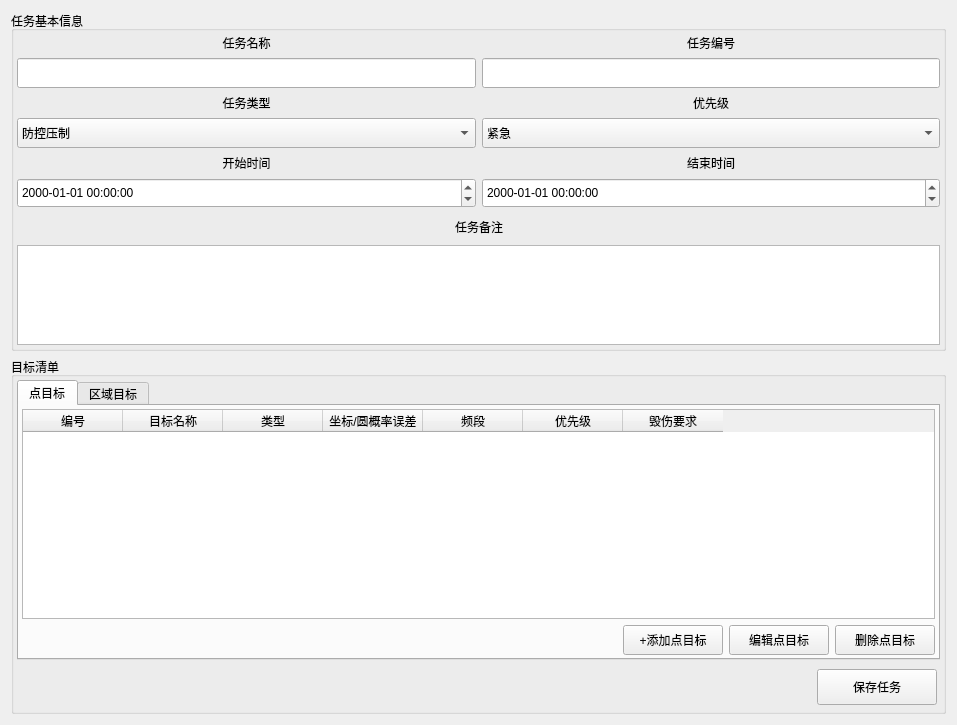
First picture: the form in source/01-TaskPlan/RZSetTaskPlan.ui, repository jackstraw1112/Dronesoft, before the edit.
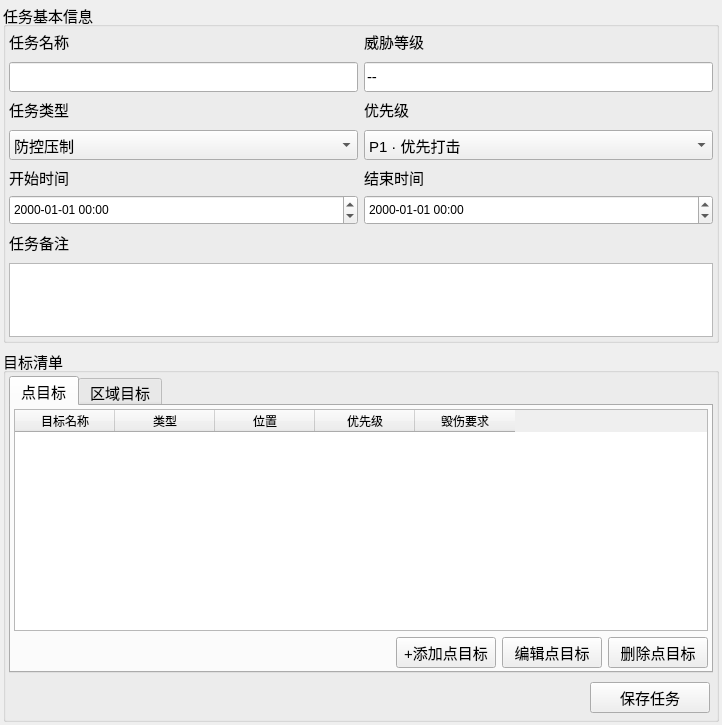
Second picture: the form after the edit. The open tabs and pages were chosen to show the change.

Commit message: 完成对协同任务进行添加、删除，以及样式调整

Patch:
```diff
--- a/source/01-TaskPlan/RZSetTaskPlan.ui
+++ b/source/01-TaskPlan/RZSetTaskPlan.ui
@@ -6,7 +6,7 @@
    <rect>
     <x>0</x>
     <y>0</y>
-    <width>957</width>
+    <width>722</width>
     <height>725</height>
    </rect>
   </property>
@@ -14,6 +14,18 @@
    <string>AddOrEditTaskplan</string>
   </property>
   <layout class="QVBoxLayout" name="mainLy">
+   <property name="leftMargin">
+    <number>3</number>
+   </property>
+   <property name="topMargin">
+    <number>3</number>
+   </property>
+   <property name="rightMargin">
+    <number>3</number>
+   </property>
+   <property name="bottomMargin">
+    <number>3</number>
+   </property>
    <item>
     <widget class="QGroupBox" name="taskBasicInfoGb">
      <property name="minimumSize">
@@ -28,6 +40,11 @@
        <height>340</height>
       </size>
      </property>
+     <property name="font">
+      <font>
+       <pointsize>11</pointsize>
+      </font>
+     </property>
      <property name="title">
       <string>任务基本信息</string>
      </property>
@@ -50,13 +67,21 @@
          <layout class="QGridLayout" name="basicInfoGridLy">
           <item row="0" column="0">
            <layout class="QVBoxLayout" name="taskNameColumnLy">
+            <property name="spacing">
+             <number>9</number>
+            </property>
             <item>
-             <widget class="QLabel" name="taskNameLbl">
+             <widget class="QLabel" name="lblTaskName">
+              <property name="font">
+               <font>
+                <pointsize>11</pointsize>
+               </font>
+              </property>
               <property name="text">
                <string>任务名称</string>
               </property>
               <property name="alignment">
-               <set>Qt::AlignCenter</set>
+               <set>Qt::AlignLeading|Qt::AlignLeft|Qt::AlignVCenter</set>
               </property>
              </widget>
             </item>
@@ -68,6 +93,11 @@
                 <height>30</height>
                </size>
               </property>
+              <property name="font">
+               <font>
+                <pointsize>11</pointsize>
+               </font>
+              </property>
               <property name="text">
                <string/>
               </property>
@@ -76,14 +106,22 @@
            </layout>
           </item>
           <item row="0" column="1">
-           <layout class="QVBoxLayout" name="taskIdColumnLy">
+           <layout class="QVBoxLayout" name="threatLevelColumnLy">
+            <property name="spacing">
+             <number>9</number>
+            </property>
             <item>
-             <widget class="QLabel" name="taskIdLbl">
+             <widget class="QLabel" name="lblThreatLevelTitle">
+              <property name="font">
+               <font>
+                <pointsize>11</pointsize>
+               </font>
+              </property>
               <property name="text">
-               <string>任务编号</string>
+               <string>威胁等级</string>
               </property>
               <property name="alignment">
-               <set>Qt::AlignCenter</set>
+               <set>Qt::AlignLeading|Qt::AlignLeft|Qt::AlignVCenter</set>
               </property>
              </widget>
             </item>
@@ -95,8 +133,16 @@
                 <height>30</height>
                </size>
               </property>
+              <property name="font">
+               <font>
+                <pointsize>11</pointsize>
+               </font>
+              </property>
               <property name="text">
-               <string/>
+               <string>--</string>
+              </property>
+              <property name="readOnly">
+               <bool>true</bool>
               </property>
              </widget>
             </item>
@@ -104,13 +150,21 @@
           </item>
           <item row="1" column="0">
            <layout class="QVBoxLayout" name="taskTypeColumnLy">
+            <property name="spacing">
+             <number>9</number>
+            </property>
             <item>
-             <widget class="QLabel" name="taskTypeLbl">
+             <widget class="QLabel" name="lblTaskType">
+              <property name="font">
+               <font>
+                <pointsize>11</pointsize>
+               </font>
+              </property>
               <property name="text">
                <string>任务类型</string>
               </property>
               <property name="alignment">
-               <set>Qt::AlignCenter</set>
+               <set>Qt::AlignLeading|Qt::AlignLeft|Qt::AlignVCenter</set>
               </property>
              </widget>
             </item>
@@ -122,6 +176,11 @@
                 <height>30</height>
                </size>
               </property>
+              <property name="font">
+               <font>
+                <pointsize>11</pointsize>
+               </font>
+              </property>
               <property name="currentIndex">
                <number>0</number>
               </property>
@@ -141,30 +200,49 @@
           </item>
           <item row="1" column="1">
            <layout class="QVBoxLayout" name="priorityColumnLy">
+            <property name="spacing">
+             <number>9</number>
+            </property>
             <item>
-             <widget class="QLabel" name="priorityLbl">
+             <widget class="QLabel" name="lblPriority">
+              <property name="font">
+               <font>
+                <pointsize>11</pointsize>
+               </font>
+              </property>
               <property name="text">
                <string>优先级</string>
               </property>
               <property name="alignment">
-               <set>Qt::AlignCenter</set>
+               <set>Qt::AlignLeading|Qt::AlignLeft|Qt::AlignVCenter</set>
               </property>
              </widget>
             </item>
             <item>
-             <widget class="QComboBox" name="priorityCombo">
+             <widget class="QComboBox" name="cmbPriority">
+              <property name="sizePolicy">
+               <sizepolicy hsizetype="Expanding" vsizetype="Fixed">
+                <horstretch>0</horstretch>
+                <verstretch>0</verstretch>
+               </sizepolicy>
+              </property>
               <property name="minimumSize">
                <size>
                 <width>0</width>
                 <height>30</height>
                </size>
               </property>
+              <property name="font">
+               <font>
+                <pointsize>11</pointsize>
+               </font>
+              </property>
               <property name="currentIndex">
                <number>0</number>
               </property>
               <item>
                <property name="text">
-                <string>紧急</string>
+                <string>P1 · 优先打击</string>
                </property>
               </item>
               <item>
@@ -188,12 +266,17 @@
           <item>
            <layout class="QVBoxLayout" name="startTimeColumnLy">
             <item>
-             <widget class="QLabel" name="startTimeLbl">
+             <widget class="QLabel" name="lblStartTime">
+              <property name="font">
+               <font>
+                <pointsize>11</pointsize>
+               </font>
+              </property>
               <property name="text">
                <string>开始时间</string>
               </property>
               <property name="alignment">
-               <set>Qt::AlignCenter</set>
+               <set>Qt::AlignLeading|Qt::AlignLeft|Qt::AlignVCenter</set>
               </property>
              </widget>
             </item>
@@ -205,8 +288,13 @@
                 <height>30</height>
                </size>
               </property>
+              <property name="font">
+               <font>
+                <pointsize>9</pointsize>
+               </font>
+              </property>
               <property name="displayFormat">
-               <string>yyyy-MM-dd HH:mm:ss</string>
+               <string>yyyy-MM-dd HH:mm</string>
               </property>
              </widget>
             </item>
@@ -215,12 +303,17 @@
           <item>
            <layout class="QVBoxLayout" name="endTimeColumnLy">
             <item>
-             <widget class="QLabel" name="endTimeLbl">
+             <widget class="QLabel" name="lblEndTime">
+              <property name="font">
+               <font>
+                <pointsize>11</pointsize>
+               </font>
+              </property>
               <property name="text">
                <string>结束时间</string>
               </property>
               <property name="alignment">
-               <set>Qt::AlignCenter</set>
+               <set>Qt::AlignLeading|Qt::AlignLeft|Qt::AlignVCenter</set>
               </property>
              </widget>
             </item>
@@ -232,8 +325,13 @@
                 <height>30</height>
                </size>
               </property>
+              <property name="font">
+               <font>
+                <pointsize>9</pointsize>
+               </font>
+              </property>
               <property name="displayFormat">
-               <string>yyyy-MM-dd HH:mm:ss</string>
+               <string>yyyy-MM-dd HH:mm</string>
               </property>
              </widget>
             </item>
@@ -244,55 +342,42 @@
        </layout>
       </item>
       <item>
-       <layout class="QHBoxLayout" name="remarkTitleLy">
+       <layout class="QVBoxLayout" name="verticalLayout">
+        <property name="spacing">
+         <number>9</number>
+        </property>
         <item>
-         <spacer name="remarkLeftSpc">
-          <property name="orientation">
-           <enum>Qt::Horizontal</enum>
+         <widget class="QLabel" name="lblTaskRemark">
+          <property name="font">
+           <font>
+            <pointsize>11</pointsize>
+           </font>
           </property>
-          <property name="sizeHint" stdset="0">
-           <size>
-            <width>40</width>
-            <height>20</height>
-           </size>
-          </property>
-         </spacer>
-        </item>
-        <item>
-         <widget class="QLabel" name="taskRemarkLbl">
           <property name="text">
            <string>任务备注</string>
           </property>
           <property name="alignment">
-           <set>Qt::AlignCenter</set>
+           <set>Qt::AlignLeading|Qt::AlignLeft|Qt::AlignVCenter</set>
           </property>
          </widget>
         </item>
         <item>
-         <spacer name="remarkRightSpc">
-          <property name="orientation">
-           <enum>Qt::Horizontal</enum>
-          </property>
-          <property name="sizeHint" stdset="0">
+         <widget class="QTextEdit" name="txeTaskRemark">
+          <property name="maximumSize">
            <size>
-            <width>40</width>
-            <height>20</height>
+            <width>16777215</width>
+            <height>100</height>
            </size>
           </property>
-         </spacer>
+          <property name="font">
+           <font>
+            <pointsize>11</pointsize>
+           </font>
+          </property>
+         </widget>
         </item>
        </layout>
       </item>
-      <item>
-       <widget class="QTextEdit" name="taskRemarkEdit">
-        <property name="maximumSize">
-         <size>
-          <width>16777215</width>
-          <height>100</height>
-         </size>
-        </property>
-       </widget>
-      </item>
      </layout>
      <zorder></zorder>
      <zorder>textEdit</zorder>
@@ -300,6 +385,11 @@
    </item>
    <item>
     <widget class="QGroupBox" name="targetListGb">
+     <property name="font">
+      <font>
+       <pointsize>11</pointsize>
+      </font>
+     </property>
      <property name="title">
       <string>目标清单</string>
      </property>
@@ -317,7 +407,12 @@
        <number>3</number>
       </property>
       <item>
-       <widget class="QTabWidget" name="targetTw">
+       <widget class="QTabWidget" name="twTarget">
+        <property name="font">
+         <font>
+          <pointsize>11</pointsize>
+         </font>
+        </property>
         <property name="currentIndex">
          <number>0</number>
         </property>
@@ -339,12 +434,12 @@
            <number>3</number>
           </property>
           <item>
-           <widget class="QTableWidget" name="pointTargetTbw">
-            <column>
-             <property name="text">
-              <string>编号</string>
-             </property>
-            </column>
+           <widget class="QTableWidget" name="tbwPointTarget">
+            <property name="font">
+             <font>
+              <pointsize>9</pointsize>
+             </font>
+            </property>
             <column>
              <property name="text">
               <string>目标名称</string>
@@ -357,12 +452,7 @@
             </column>
             <column>
              <property name="text">
-              <string>坐标/圆概率误差</string>
-             </property>
-            </column>
-            <column>
-             <property name="text">
-              <string>频段</string>
+              <string>位置</string>
              </property>
             </column>
             <column>
@@ -381,6 +471,11 @@
            <layout class="QHBoxLayout" name="pointTargetActionsLy">
             <item>
              <spacer name="pointTargetLeftSpc">
+              <property name="font">
+               <font>
+                <pointsize>11</pointsize>
+               </font>
+              </property>
               <property name="orientation">
                <enum>Qt::Horizontal</enum>
               </property>
@@ -397,9 +492,14 @@
               <property name="minimumSize">
                <size>
                 <width>100</width>
-                <height>30</height>
+                <height>25</height>
                </size>
               </property>
+              <property name="font">
+               <font>
+                <pointsize>11</pointsize>
+               </font>
+              </property>
               <property name="text">
                <string>+添加点目标</string>
               </property>
@@ -410,9 +510,14 @@
               <property name="minimumSize">
                <size>
                 <width>100</width>
-                <height>30</height>
+                <height>25</height>
                </size>
               </property>
+              <property name="font">
+               <font>
+                <pointsize>11</pointsize>
+               </font>
+              </property>
               <property name="text">
                <string>编辑点目标</string>
               </property>
@@ -423,9 +528,14 @@
               <property name="minimumSize">
                <size>
                 <width>100</width>
-                <height>30</height>
+                <height>25</height>
                </size>
               </property>
+              <property name="font">
+               <font>
+                <pointsize>11</pointsize>
+               </font>
+              </property>
               <property name="text">
                <string>删除点目标</string>
               </property>
@@ -557,7 +667,12 @@
        </widget>
       </item>
       <item>
-       <widget class="QWidget" name="bottomBarWd" native="true">
+       <widget class="QWidget" name="wdBottomBar" native="true">
+        <property name="font">
+         <font>
+          <pointsize>11</pointsize>
+         </font>
+        </property>
         <layout class="QHBoxLayout" name="bottomBarLy">
          <property name="leftMargin">
           <number>3</number>
@@ -573,6 +688,11 @@
          </property>
          <item>
           <spacer name="bottomBarLeftSpc">
+           <property name="font">
+            <font>
+             <pointsize>11</pointsize>
+            </font>
+           </property>
            <property name="orientation">
             <enum>Qt::Horizontal</enum>
            </property>
@@ -589,9 +709,14 @@
            <property name="minimumSize">
             <size>
              <width>120</width>
-             <height>36</height>
+             <height>30</height>
             </size>
            </property>
+           <property name="font">
+            <font>
+             <pointsize>11</pointsize>
+            </font>
+           </property>
            <property name="text">
             <string>保存任务</string>
            </property>
```
Left out of the diff: 74 changed lines with no effect on the pictures. The commit also changes 20 other files.
